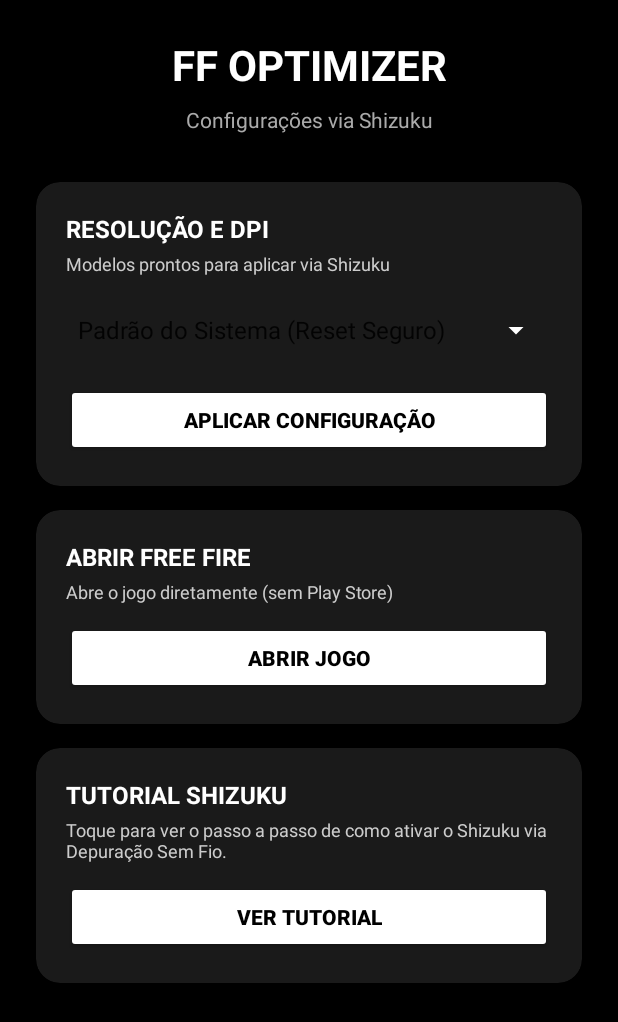
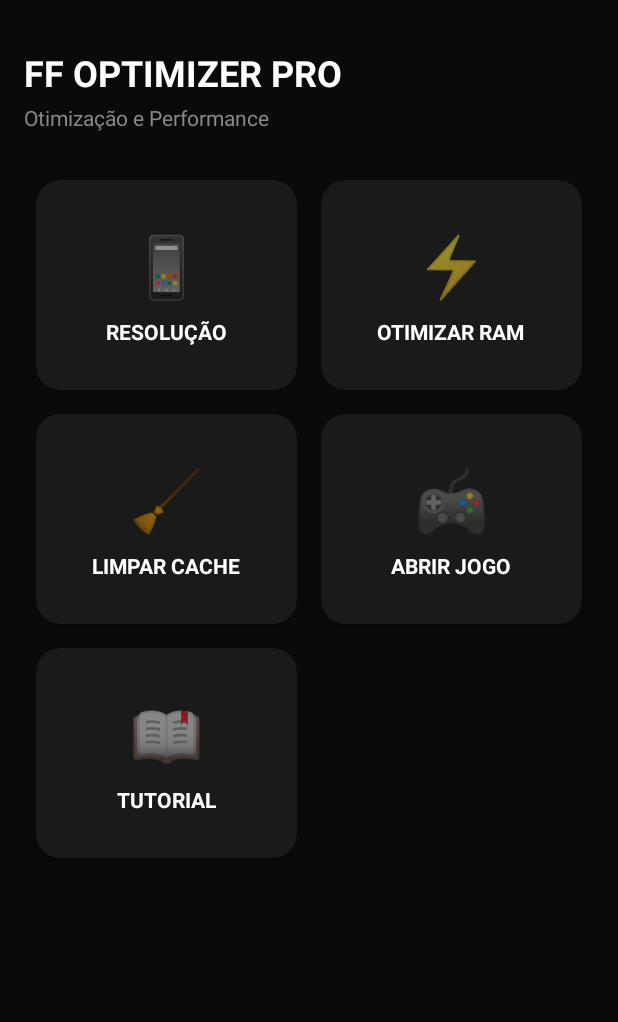
Before and after one commit to samuelsilva553/FFOptimizer, an Android app: the screen it shows after launch (MainActivity), on a phone screen of 412 x 824 dp. Shown: the top 1022 px of the screen. Run offline under Robolectric (Android 15) with nearby library versions, the phone set to English and light mode, and no system bars.

Commit message:
Feat: Novo design em grade estilo painel e lista de resolucoes seguras

```diff
--- a/app/src/main/java/com/seunome/ffoptimizer/MainActivity.kt
+++ b/app/src/main/java/com/seunome/ffoptimizer/MainActivity.kt
@@ -3,11 +3,9 @@ package com.seunome.ffoptimizer
 import android.app.AlertDialog
 import android.content.Intent
 import android.os.Bundle
-import android.widget.Button
-import android.widget.Spinner
-import android.widget.ArrayAdapter
 import android.widget.Toast
 import androidx.appcompat.app.AppCompatActivity
+import androidx.cardview.widget.CardView
 
 class MainActivity : AppCompatActivity() {
 
@@ -15,9 +13,34 @@ class MainActivity : AppCompatActivity() {
         super.onCreate(savedInstanceState)
         setContentView(R.layout.activity_main)
 
-        val spinner = findViewById<Spinner>(R.id.spinnerResolution)
+        // 1. Card Resolução
+        findViewById<CardView>(R.id.cardResolution).setOnClickListener {
+            showResolutionDialog()
+        }
 
-        // NOVAS RESOLUÇÕES SEGURAS E PADRÕES
+        // 2. Card Otimizar RAM (Simulação por enquanto)
+        findViewById<CardView>(R.id.cardResolution).setOnClickListener {
+            Toast.makeText(this, "Otimizando RAM... (Em breve)", Toast.LENGTH_SHORT).show()
+        }
+
+        // 3. Card Abrir FF
+        findViewById<CardView>(R.id.cardOpenFF).setOnClickListener {
+            try {
+                val intent = packageManager.getLaunchIntentForPackage("com.dts.freefireth")
+                if (intent != null) startActivity(intent)
+                else Toast.makeText(this, "Free Fire não instalado.", Toast.LENGTH_SHORT).show()
+            } catch (e: Exception) {
+                Toast.makeText(this, "Erro: ${e.message}", Toast.LENGTH_SHORT).show()
+            }
+        }
+
+        // 4. Card Tutorial
+        findViewById<CardView>(R.id.cardTutorial).setOnClickListener {
+            showTutorialDialog()
+        }
+    }
+
+    private fun showResolutionDialog() {
         val resolutions = arrayOf(
             "Padrão do Sistema (Reset Seguro)",
             "720x1280 (HD) | DPI 320",
@@ -31,57 +54,29 @@ class MainActivity : AppCompatActivity() {
             "900x1600 | DPI 320"
         )
 
-        val adapter = ArrayAdapter(this, android.R.layout.simple_spinner_item, resolutions)
-        adapter.setDropDownViewResource(android.R.layout.simple_spinner_dropdown_item)
-        spinner.adapter = adapter
-
-        // Botão Aplicar (Aviso temporário até integrarmos o Shizuku com segurança)
-        findViewById<Button>(R.id.btnApplyResolution).setOnClickListener {
-            val selected = spinner.selectedItem.toString()
-            if (selected.contains("Padrão")) {
-                Toast.makeText(this, "Tela será restaurada ao padrão.", Toast.LENGTH_SHORT).show()
-            } else {
-                Toast.makeText(this, "Selecionado: $selected\n(Em breve aplicado via Shizuku)", Toast.LENGTH_LONG).show()
-            }
+        val builder = AlertDialog.Builder(this)
+        builder.setTitle("Escolha a Resolução")
+        builder.setItems(resolutions) { dialog, which ->
+            val selected = resolutions[which]
+            // AQUI ENTRARÁ A LÓGICA DO SHIZUKU DEPOIS
+            Toast.makeText(this, "Selecionado: $selected\n(Integração Shizuku em breve)", Toast.LENGTH_LONG).show()
         }
-
-        // Botão Abrir Free Fire
-        findViewById<Button>(R.id.btnOpenFF).setOnClickListener {
-            try {
-                val intent = packageManager.getLaunchIntentForPackage("com.dts.freefireth")
-                if (intent != null) startActivity(intent)
-                else Toast.makeText(this, "Free Fire não instalado.", Toast.LENGTH_SHORT).show()
-            } catch (e: Exception) {
-                Toast.makeText(this, "Erro: ${e.message}", Toast.LENGTH_SHORT).show()
-            }
-        }
-
-        // Botão Tutorial
-        findViewById<Button>(R.id.btnTutorial).setOnClickListener {
-            showTutorialDialog()
-        }
+        builder.show()
     }
 
     private fun showTutorialDialog() {
         val tutorialText = """
             💧 TUTORIAL SHIZUKU 💧
-
             1 - Instale o app Shizuku.
             2 - Ative a "Depuração Sem Fio" nas opções de desenvolvedor.
             3 - Abra o Shizuku e faça o pareamento via Wi-Fi.
             4 - Clique em "Start" no Shizuku.
-
-            💧 COMO APLICAR NO FF 💧
-            1 - Escolha a resolução no app.
-            2 - Clique em APLICAR (vai pedir permissão do Shizuku).
-            3 - Deixe o jogo em segundo plano ao aplicar.
         """.trimIndent()
 
         val builder = AlertDialog.Builder(this)
         builder.setTitle("TUTORIAL")
         builder.setMessage(tutorialText)
         builder.setPositiveButton("OK") { dialog, _ -> dialog.dismiss() }
-        val dialog = builder.create()
-        dialog.show()
+        builder.show()
     }
 }
--- a/app/src/main/res/layout/activity_main.xml
+++ b/app/src/main/res/layout/activity_main.xml
@@ -3,167 +3,186 @@
     xmlns:app="http://schemas.android.com/apk/res-auto"
     android:layout_width="match_parent"
     android:layout_height="match_parent"
-    android:background="@color/black">
+    android:background="#0A0A0A"
+    android:fillViewport="true">
 
     <LinearLayout
         android:layout_width="match_parent"
         android:layout_height="wrap_content"
         android:orientation="vertical"
-        android:padding="24dp">
+        android:padding="16dp">
+
+        <!-- CABEÇALHO -->
+        <TextView
+            android:layout_width="match_parent"
+            android:layout_height="wrap_content"
+            android:text="FF OPTIMIZER PRO"
+            android:textColor="#FFFFFF"
+            android:textSize="24sp"
+            android:textStyle="bold"
+            android:layout_marginTop="16dp"
+            android:layout_marginBottom="4dp"/>
 
         <TextView
             android:layout_width="match_parent"
             android:layout_height="wrap_content"
-            android:text="FF OPTIMIZER"
-            android:textColor="@color/white"
-            android:textSize="28sp"
-            android:textStyle="bold"
-            android:gravity="center"
-            android:layout_marginBottom="8dp"/>
+            android:text="Otimização e Performance"
+            android:textColor="#888888"
+            android:textSize="14sp"
+            android:layout_marginBottom="24dp"/>
 
-        <TextView
+        <!-- GRADE DE BOTÕES (2 COLUNAS) -->
+        <GridLayout
             android:layout_width="match_parent"
             android:layout_height="wrap_content"
-            android:text="Configurações via Shizuku"
-            android:textColor="#AAAAAA"
-            android:textSize="14sp"
-            android:gravity="center"
-            android:layout_marginBottom="32dp"/>
+            android:columnCount="2"
+            android:rowCount="3"
+            android:alignmentMode="alignMargins"
+            android:columnOrderPreserved="false">
 
+            <!-- BOTÃO 1: RESOLUÇÃO -->
             <androidx.cardview.widget.CardView
-            android:layout_width="match_parent"
-            android:layout_height="wrap_content"
-            app:cardBackgroundColor="@color/gray_dark"
+                android:layout_width="0dp"
+                android:layout_height="140dp"
+                android:layout_columnWeight="1"
+                android:layout_margin="8dp"
+                app:cardBackgroundColor="#1A1A1A"
                 app:cardCornerRadius="16dp"
-            app:cardElevation="8dp"
-            android:layout_marginBottom="16dp">
-
+                android:id="@+id/cardResolution">
                 <LinearLayout
                     android:layout_width="match_parent"
+                    android:layout_height="match_parent"
+                    android:gravity="center"
+                    android:orientation="vertical">
+                    <TextView
+                        android:layout_width="wrap_content"
                         android:layout_height="wrap_content"
-                android:orientation="vertical"
-                android:padding="20dp">
-
+                        android:text="📱"
+                        android:textSize="40sp"/>
                     <TextView
-                    android:layout_width="match_parent"
+                        android:layout_width="wrap_content"
                         android:layout_height="wrap_content"
-                    android:text="RESOLUÇÃO E DPI"
-                    android:textColor="@color/white"
+                        android:text="RESOLUÇÃO"
+                        android:textColor="#FFFFFF"
                         android:textStyle="bold"
-                    android:textSize="16sp"/>
-
-                <TextView
-                    android:layout_width="match_parent"
-                    android:layout_height="wrap_content"
-                    android:text="Modelos prontos para aplicar via Shizuku"
-                    android:textColor="#CCCCCC"
-                    android:textSize="12sp"
-                    android:layout_marginTop="4dp"
-                    android:layout_marginBottom="12dp"/>
-
-                <Spinner
-                    android:id="@+id/spinnerResolution"
-                    android:layout_width="match_parent"
-                    android:layout_height="48dp"
-                    android:backgroundTint="@color/white" />
-
-                <Button
-                    android:id="@+id/btnApplyResolution"
-                    android:layout_width="match_parent"
-                    android:layout_height="48dp"
-                    android:text="APLICAR CONFIGURAÇÃO"
-                    android:backgroundTint="@color/white"
-                    android:textColor="@color/black"
-                    android:textStyle="bold"
-                    android:layout_marginTop="12dp"/>
-
+                        android:layout_marginTop="8dp"/>
                 </LinearLayout>
             </androidx.cardview.widget.CardView>
 
+            <!-- BOTÃO 2: OTIMIZAR RAM -->
             <androidx.cardview.widget.CardView
-            android:layout_width="match_parent"
-            android:layout_height="wrap_content"
-            app:cardBackgroundColor="@color/gray_dark"
-            app:cardCornerRadius="16dp"
-            app:cardElevation="8dp"
-            android:layout_marginBottom="16dp">
-
+                android:layout_width="0dp"
+                android:layout_height="140dp"
+                android:layout_columnWeight="1"
+                android:layout_margin="8dp"
+                app:cardBackgroundColor="#1A1A1A"
+                app:cardCornerRadius="16dp">
                 <LinearLayout
                     android:layout_width="match_parent"
+                    android:layout_height="match_parent"
+                    android:gravity="center"
+                    android:orientation="vertical">
+                    <TextView
+                        android:layout_width="wrap_content"
                         android:layout_height="wrap_content"
-                android:orientation="vertical"
-                android:padding="20dp">
-
+                        android:text="⚡"
+                        android:textSize="40sp"/>
                     <TextView
-                    android:layout_width="match_parent"
+                        android:layout_width="wrap_content"
                         android:layout_height="wrap_content"
-                    android:text="ABRIR FREE FIRE"
-                    android:textColor="@color/white"
+                        android:text="OTIMIZAR RAM"
+                        android:textColor="#FFFFFF"
                         android:textStyle="bold"
-                    android:textSize="16sp"/>
-
-                <TextView
-                    android:layout_width="match_parent"
-                    android:layout_height="wrap_content"
-                    android:text="Abre o jogo diretamente (sem Play Store)"
-                    android:textColor="#CCCCCC"
-                    android:textSize="12sp"
-                    android:layout_marginTop="4dp"
-                    android:layout_marginBottom="12dp"/>
-
-                <Button
-                    android:id="@+id/btnOpenFF"
-                    android:layout_width="match_parent"
-                    android:layout_height="48dp"
-                    android:text="ABRIR JOGO"
-                    android:backgroundTint="@color/white"
-                    android:textColor="@color/black"
-                    android:textStyle="bold"/>
-
+                        android:layout_marginTop="8dp"/>
                 </LinearLayout>
             </androidx.cardview.widget.CardView>
 
+            <!-- BOTÃO 3: LIMPAR CACHE -->
             <androidx.cardview.widget.CardView
-            android:layout_width="match_parent"
-            android:layout_height="wrap_content"
-            app:cardBackgroundColor="@color/gray_dark"
-            app:cardCornerRadius="16dp"
-            app:cardElevation="8dp">
-
+                android:layout_width="0dp"
+                android:layout_height="140dp"
+                android:layout_columnWeight="1"
+                android:layout_margin="8dp"
+                app:cardBackgroundColor="#1A1A1A"
+                app:cardCornerRadius="16dp">
                 <LinearLayout
                     android:layout_width="match_parent"
+                    android:layout_height="match_parent"
+                    android:gravity="center"
+                    android:orientation="vertical">
+                    <TextView
+                        android:layout_width="wrap_content"
                         android:layout_height="wrap_content"
-                android:orientation="vertical"
-                android:padding="20dp">
-
+                        android:text="🧹"
+                        android:textSize="40sp"/>
                     <TextView
-                    android:layout_width="match_parent"
+                        android:layout_width="wrap_content"
                         android:layout_height="wrap_content"
-                    android:text="TUTORIAL SHIZUKU"
-                    android:textColor="@color/white"
+                        android:text="LIMPAR CACHE"
+                        android:textColor="#FFFFFF"
                         android:textStyle="bold"
-                    android:textSize="16sp"/>
-
-                <TextView
-                    android:layout_width="match_parent"
-                    android:layout_height="wrap_content"
-                    android:text="Toque para ver o passo a passo de como ativar o Shizuku via Depuração Sem Fio."
-                    android:textColor="#CCCCCC"
-                    android:textSize="12sp"
-                    android:layout_marginTop="4dp"
-                    android:layout_marginBottom="12dp"/>
-
-                <Button
-                    android:id="@+id/btnTutorial"
-                    android:layout_width="match_parent"
-                    android:layout_height="48dp"
-                    android:text="VER TUTORIAL"
-                    android:backgroundTint="@color/white"
-                    android:textColor="@color/black"
-                    android:textStyle="bold"/>
-
+                        android:layout_marginTop="8dp"/>
                 </LinearLayout>
             </androidx.cardview.widget.CardView>
 
+            <!-- BOTÃO 4: ABRIR FF -->
+            <androidx.cardview.widget.CardView
+                android:layout_width="0dp"
+                android:layout_height="140dp"
+                android:layout_columnWeight="1"
+                android:layout_margin="8dp"
+                app:cardBackgroundColor="#1A1A1A"
+                app:cardCornerRadius="16dp"
+                android:id="@+id/cardOpenFF">
+                <LinearLayout
+                    android:layout_width="match_parent"
+                    android:layout_height="match_parent"
+                    android:gravity="center"
+                    android:orientation="vertical">
+                    <TextView
+                        android:layout_width="wrap_content"
+                        android:layout_height="wrap_content"
+                        android:text="🎮"
+                        android:textSize="40sp"/>
+                    <TextView
+                        android:layout_width="wrap_content"
+                        android:layout_height="wrap_content"
+                        android:text="ABRIR JOGO"
+                        android:textColor="#FFFFFF"
+                        android:textStyle="bold"
+                        android:layout_marginTop="8dp"/>
+                </LinearLayout>
+            </androidx.cardview.widget.CardView>
+
+            <!-- BOTÃO 5: TUTORIAL -->
+            <androidx.cardview.widget.CardView
+                android:layout_width="0dp"
+                android:layout_height="140dp"
+                android:layout_columnWeight="1"
+                android:layout_margin="8dp"
+                app:cardBackgroundColor="#1A1A1A"
+                app:cardCornerRadius="16dp"
+                android:id="@+id/cardTutorial">
+                <LinearLayout
+                    android:layout_width="match_parent"
+                    android:layout_height="match_parent"
+                    android:gravity="center"
+                    android:orientation="vertical">
+                    <TextView
+                        android:layout_width="wrap_content"
+                        android:layout_height="wrap_content"
+                        android:text="📖"
+                        android:textSize="40sp"/>
+                    <TextView
+                        android:layout_width="wrap_content"
+                        android:layout_height="wrap_content"
+                        android:text="TUTORIAL"
+                        android:textColor="#FFFFFF"
+                        android:textStyle="bold"
+                        android:layout_marginTop="8dp"/>
+                </LinearLayout>
+            </androidx.cardview.widget.CardView>
+
+        </GridLayout>
     </LinearLayout>
 </ScrollView>
```
Lines whose indentation alone changed are shown as unchanged.
